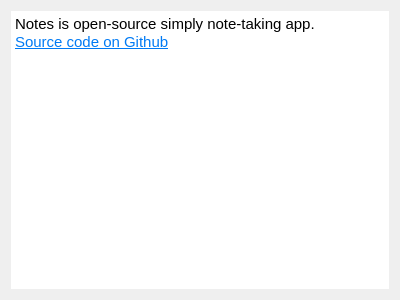
Above: forms/AboutWindow.ui from Patryk-Trojak/Notes before the change. Below: the same form after it.
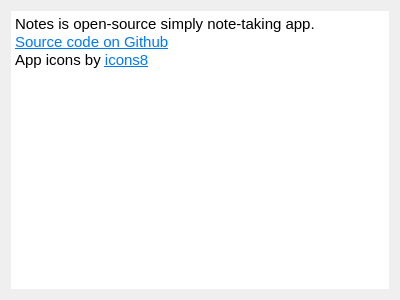
That is the form after the change.

Commit message: Add icon to about button

What changed in the file:
```diff
--- a/forms/AboutWindow.ui
+++ b/forms/AboutWindow.ui
@@ -28,7 +28,8 @@
 li.checked::marker { content: &quot;\2612&quot;; }
 &lt;/style&gt;&lt;/head&gt;&lt;body style=&quot; font-family:'Cantarell'; font-size:11pt; font-weight:400; font-style:normal;&quot;&gt;
 &lt;p style=&quot; margin-top:0px; margin-bottom:0px; margin-left:0px; margin-right:0px; -qt-block-indent:0; text-indent:0px;&quot;&gt;Notes is open-source simply note-taking app.&lt;/p&gt;
-&lt;p style=&quot; margin-top:0px; margin-bottom:0px; margin-left:0px; margin-right:0px; -qt-block-indent:0; text-indent:0px;&quot;&gt;&lt;a href=&quot;https://github.com/Patryk-Trojak/Notes&quot;&gt;&lt;span style=&quot; text-decoration: underline; color:#007af4;&quot;&gt;Source code on Github&lt;/span&gt;&lt;/a&gt;&lt;/p&gt;&lt;/body&gt;&lt;/html&gt;</string>
+&lt;p style=&quot; margin-top:0px; margin-bottom:0px; margin-left:0px; margin-right:0px; -qt-block-indent:0; text-indent:0px;&quot;&gt;&lt;a href=&quot;https://github.com/Patryk-Trojak/Notes&quot;&gt;&lt;span style=&quot; text-decoration: underline; color:#007af4;&quot;&gt;Source code on Github&lt;/span&gt;&lt;/a&gt;&lt;/p&gt;
+&lt;p style=&quot; margin-top:0px; margin-bottom:0px; margin-left:0px; margin-right:0px; -qt-block-indent:0; text-indent:0px;&quot;&gt;App icons by &lt;a href=&quot;https://icons8.com&quot;&gt;&lt;span style=&quot; text-decoration: underline; color:#007af4;&quot;&gt;icons8&lt;/span&gt;&lt;/a&gt;&lt;/p&gt;&lt;/body&gt;&lt;/html&gt;</string>
      </property>
      <property name="openExternalLinks">
       <bool>true</bool>
```
The commit also changes 3 other files.
